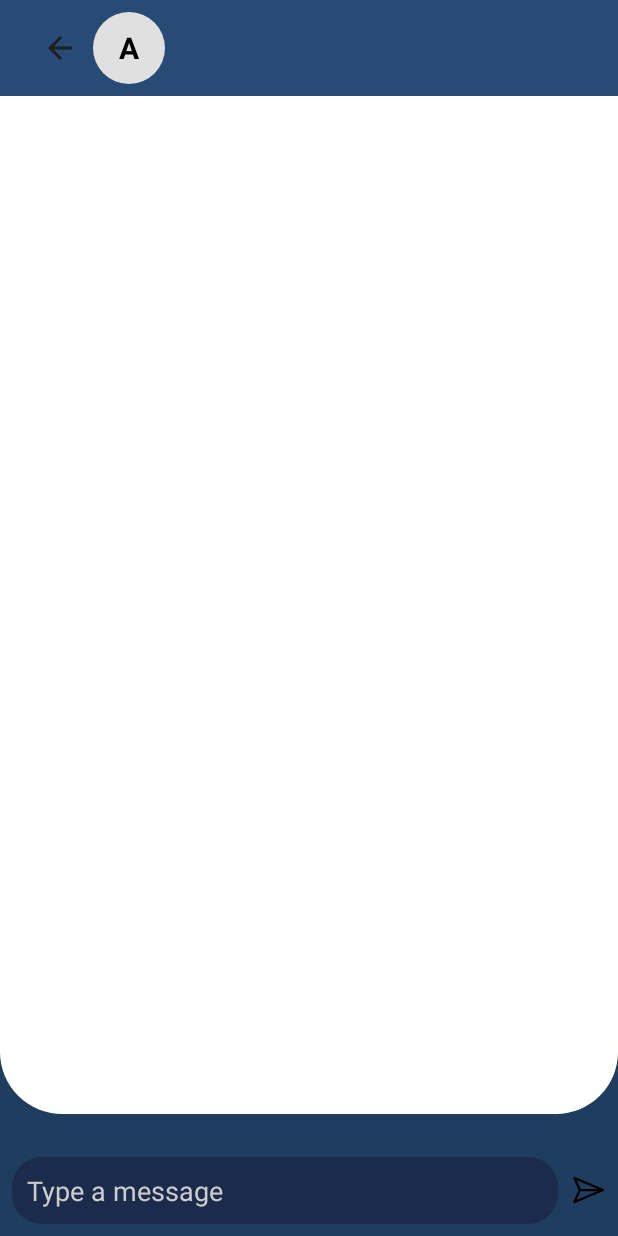
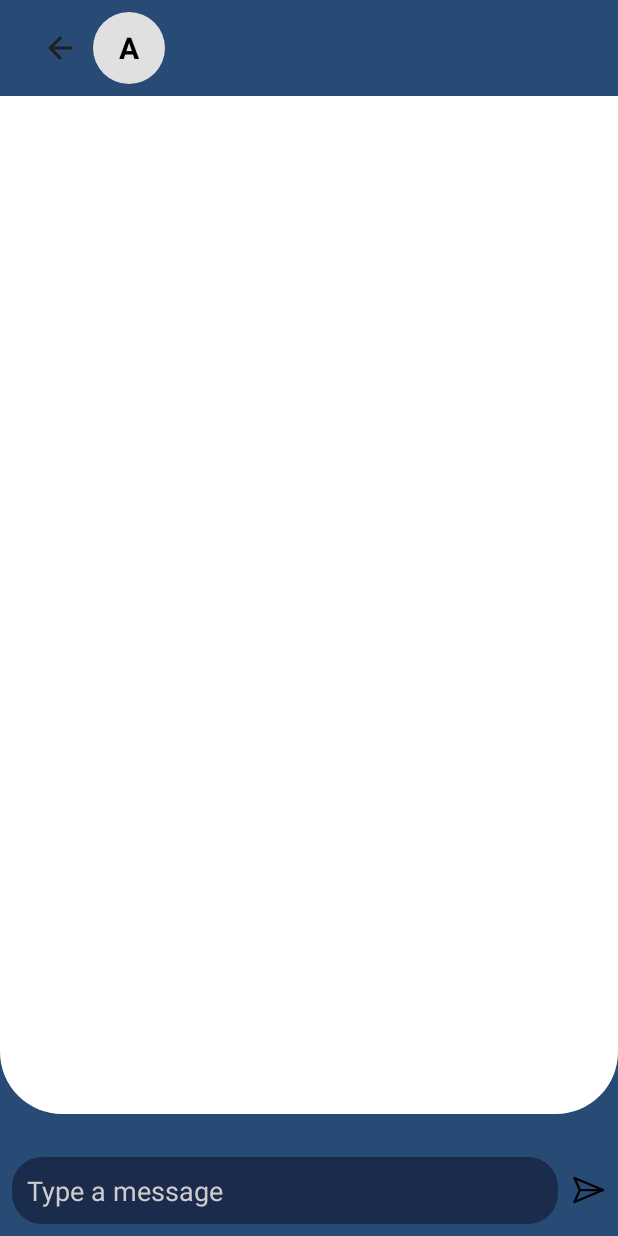
Before and after one commit to Gonts3/Mind-Support, an Android app: the ChatActivity screen opened directly, with no data from a screen before it, on a phone screen of 412 x 824 dp. Run offline under Robolectric (Android 15) with nearby library versions, the phone set to English and light mode, and no system bars; our stand-ins replace sdp/ssp sizes; 1 statement that could not run was skipped.

Commit message:
added ranzidas design to chhat please choose nice colours

```diff
--- a/app/src/main/res/layout/activity_chat2.xml
+++ b/app/src/main/res/layout/activity_chat2.xml
@@ -5,7 +5,7 @@
     android:layout_width="match_parent"
     android:layout_height="match_parent"
     android:animateLayoutChanges="true"
-    android:background="@color/primary5"
+    android:background="@color/primary4"
     android:id="@+id/main">
 
     <!-- Toolbar Replacement -->
```
